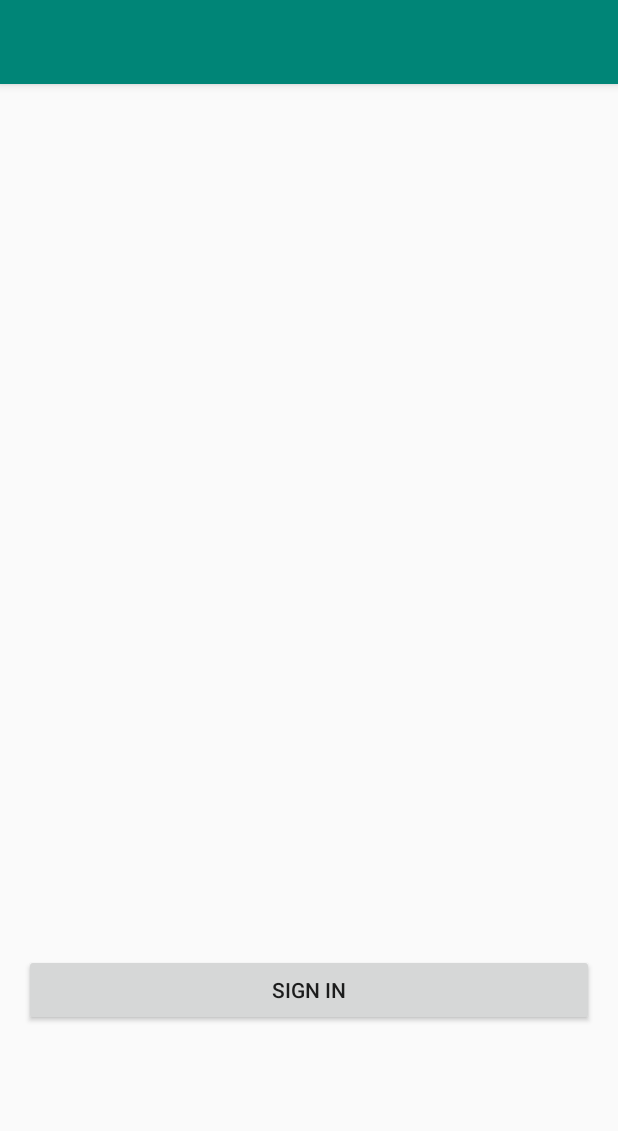
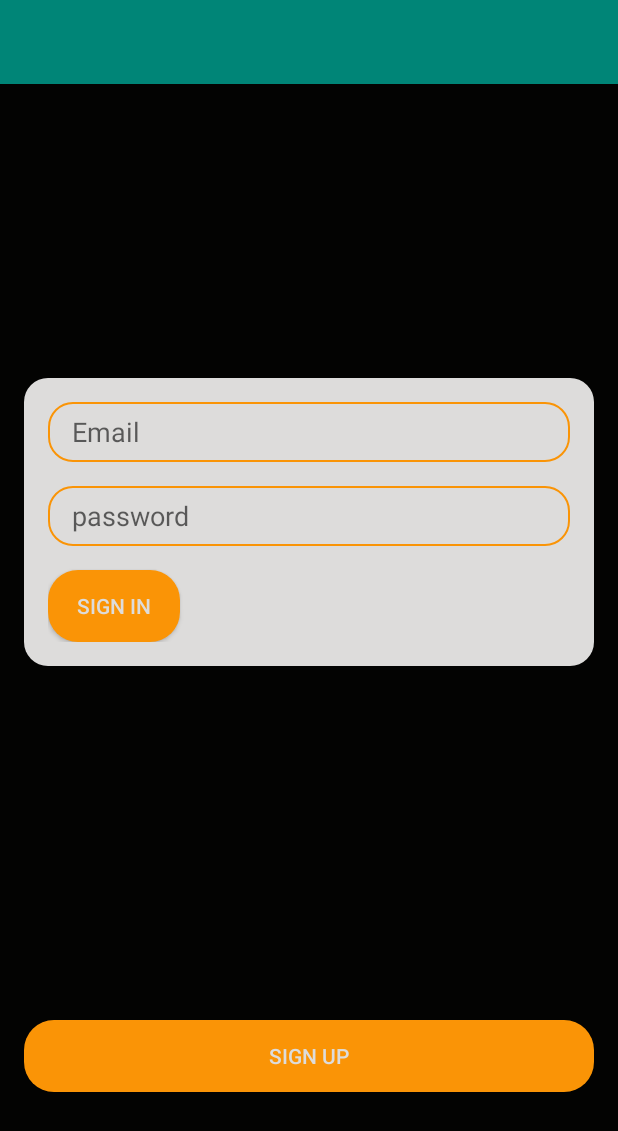
Before and after one commit to moha-b/project-1, an Android app: the screen it shows after launch (MainActivity), on a phone screen of 412 x 824 dp. Shown: the top 1131 px of the screen. Run offline under Robolectric (Android 15) with nearby library versions, the phone set to English and light mode, and no system bars; our stand-ins replace Timber, data binding.

Commit message:
updates
edit on login fragment add new drawers new colors new styles

```diff
--- /dev/null
+++ b/app/src/main/res/drawable/button_background.xml
@@ -0,0 +1,7 @@
+<?xml version="1.0" encoding="utf-8"?>
+<shape xmlns:android="http://schemas.android.com/apk/res/android">
+
+    <solid android:width="2dp" android:color="@color/orange"/>
+    <corners android:radius="20dp"/>
+
+</shape>
--- /dev/null
+++ b/app/src/main/res/drawable/input_background.xml
@@ -0,0 +1,5 @@
+<?xml version="1.0" encoding="utf-8"?>
+<shape xmlns:android="http://schemas.android.com/apk/res/android">
+<stroke android:color="@color/orange" android:width="1dp"/>
+    <corners android:radius="@dimen/wide"/>
+</shape>
--- /dev/null
+++ b/app/src/main/res/drawable/login_background.xml
@@ -0,0 +1,6 @@
+<?xml version="1.0" encoding="utf-8"?>
+<shape xmlns:android="http://schemas.android.com/apk/res/android">
+
+    <solid android:color="@color/white"/>
+    <corners android:radius="@dimen/wide"/>
+</shape>
--- a/app/src/main/res/layout/fragment_instruction.xml
+++ b/app/src/main/res/layout/fragment_instruction.xml
@@ -19,7 +19,7 @@
         android:text="start"
         app:layout_constraintBottom_toBottomOf="parent"
         app:layout_constraintEnd_toEndOf="parent"
-        app:layout_constraintHorizontal_bias="0.498"
-        app:layout_constraintStart_toStartOf="parent" />
+        app:layout_constraintStart_toStartOf="parent"
+        style="@style/button_style"/>
 </androidx.constraintlayout.widget.ConstraintLayout>
 </layout>
--- a/app/src/main/res/layout/fragment_login.xml
+++ b/app/src/main/res/layout/fragment_login.xml
@@ -5,21 +5,60 @@
 <androidx.constraintlayout.widget.ConstraintLayout
     android:layout_width="match_parent"
     android:layout_height="match_parent"
+    android:background="@color/black"
     tools:context=".login"
     android:padding="@dimen/wide">
 
     <!-- TODO: Update blank fragment layout -->
 
+    <LinearLayout
+        android:layout_width="match_parent"
+        android:layout_height="wrap_content"
+        android:orientation="vertical"
+        app:layout_constraintBottom_toTopOf="@+id/login"
+        app:layout_constraintEnd_toEndOf="parent"
+        app:layout_constraintStart_toStartOf="parent"
+        app:layout_constraintTop_toTopOf="parent"
+        android:padding="@dimen/wide"
+        android:background="@drawable/login_background">
+
+        <EditText
+            android:layout_width="match_parent"
+            android:layout_height="@dimen/height"
+            android:paddingHorizontal="@dimen/wide"
+            android:background="@drawable/input_background"
+            android:hint="@string/email"
+            android:inputType="textEmailAddress"
+            android:importantForAutofill="no" />
+
+        <EditText
+            android:layout_width="match_parent"
+            android:layout_height="@dimen/height"
+            android:layout_marginVertical="@dimen/wide"
+            android:background="@drawable/input_background"
+            android:paddingHorizontal="@dimen/wide"
+            android:hint="@string/password"
+            android:inputType="textPassword"
+            android:importantForAutofill="no" />
+
+        <Button
+            style="@style/button_style"
+            android:layout_width="wrap_content"
+            android:layout_height="wrap_content"
+            android:text="@string/sign_in" />
+
+    </LinearLayout>
+
 
     <Button
         android:id="@+id/login"
+        style="@style/button_style"
         android:layout_width="0dp"
         android:layout_height="wrap_content"
-        android:layout_marginBottom="124dp"
-        android:text="@string/sign_in"
+        android:layout_marginBottom="80dp"
+        android:text="@string/sign_up"
         app:layout_constraintBottom_toBottomOf="parent"
         app:layout_constraintEnd_toEndOf="parent"
-        app:layout_constraintHorizontal_bias="0.498"
         app:layout_constraintStart_toStartOf="parent" />
 </androidx.constraintlayout.widget.ConstraintLayout>
 </layout>
--- a/app/src/main/res/layout/fragment_welcome.xml
+++ b/app/src/main/res/layout/fragment_welcome.xml
@@ -19,7 +19,7 @@
         android:text="@string/let_s_go"
         app:layout_constraintBottom_toBottomOf="parent"
         app:layout_constraintEnd_toEndOf="parent"
-        app:layout_constraintHorizontal_bias="0.498"
-        app:layout_constraintStart_toStartOf="parent" />
+        app:layout_constraintStart_toStartOf="parent"
+        style="@style/button_style"/>
 </androidx.constraintlayout.widget.ConstraintLayout>
 </layout>
--- a/app/src/main/res/values/colors.xml
+++ b/app/src/main/res/values/colors.xml
@@ -3,4 +3,7 @@
     <color name="colorPrimary">#008577</color>
     <color name="colorPrimaryDark">#00574B</color>
     <color name="colorAccent">#D81B60</color>
+    <color name="white">#DDDCDB</color>
+    <color name="black">#030302</color>
+    <color name="orange">#FA9406</color>
 </resources>
--- a/app/src/main/res/values/dimens.xml
+++ b/app/src/main/res/values/dimens.xml
@@ -2,4 +2,5 @@
 <resources>
 
     <dimen name="wide">16dp</dimen>
+    <dimen name="height">40dp</dimen>
 </resources>
--- a/app/src/main/res/values/strings.xml
+++ b/app/src/main/res/values/strings.xml
@@ -4,4 +4,7 @@
     <string name="hello_blank_fragment">Hello blank fragment</string>
     <string name="let_s_go">Let\'s go</string>
     <string name="sign_in">Sign In</string>
+    <string name="email">Email</string>
+    <string name="password">password</string>
+    <string name="sign_up">Sign Up</string>
 </resources>
--- a/app/src/main/res/values/styles.xml
+++ b/app/src/main/res/values/styles.xml
@@ -16,4 +16,9 @@
 
     <style name="AppTheme.PopupOverlay" parent="ThemeOverlay.AppCompat.Light" />
 
+    <style name="button_style">
+        <item name="android:background">@drawable/button_background</item>
+        <item name="android:textColor">@color/white</item>
+    </style>
+
 </resources>
```
Also changed, not shown: app/src/main/java/com/udacity/shoestore/ShoeList.kt (+13 -45 lines), app/src/main/java/com/udacity/shoestore/models/data.kt (added, +13 -0 lines).
